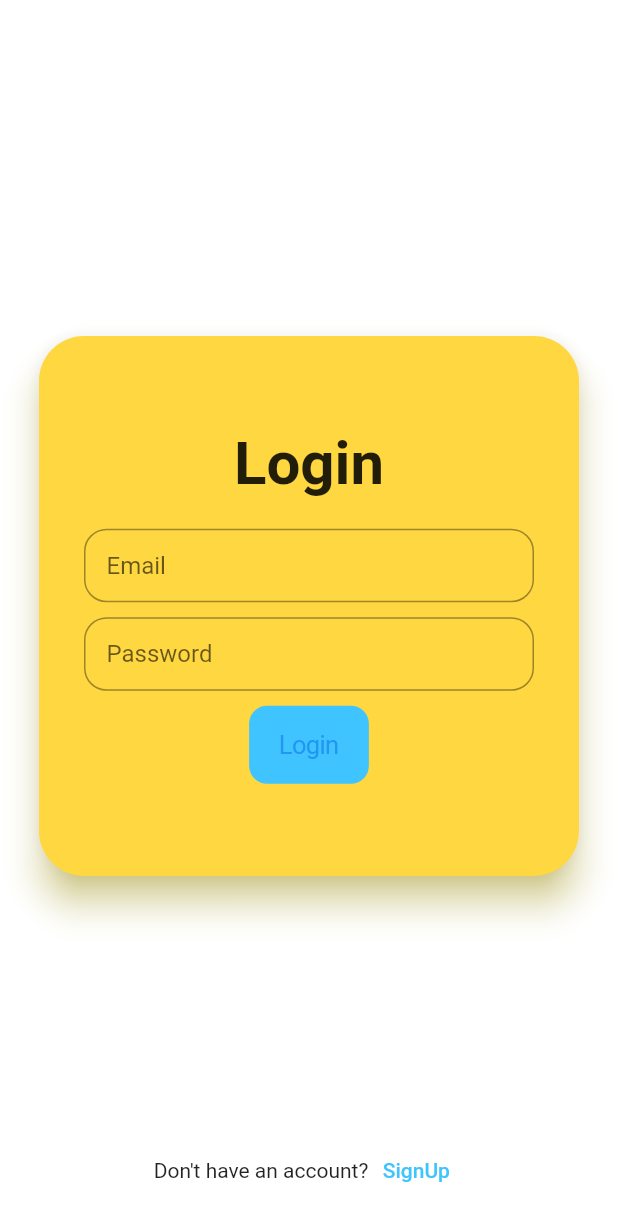
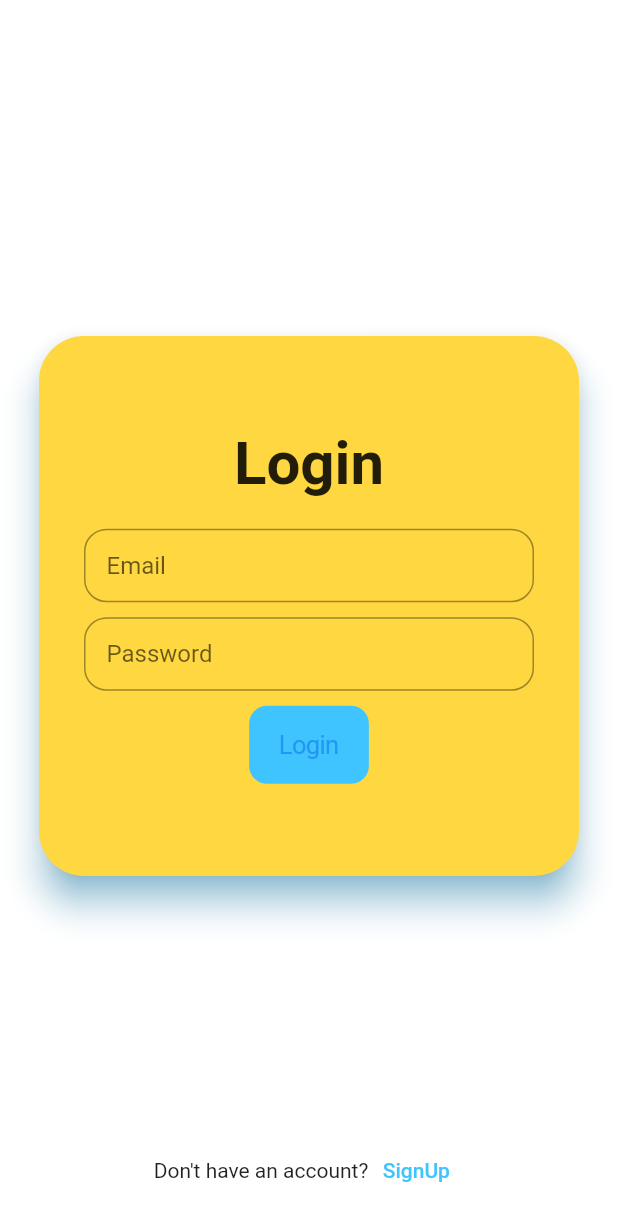
Before and after one commit to tnsmobilesolutions/tnsauthentication, a Flutter app: the screen it shows after launch, on a phone screen of 412 x 824 dp. Shown: the top 1221 px of the screen. Run offline on Flutter 3.47's test engine with Material 2 defaults, Android fonts, the phone set to English and light mode, and no system bars; our stand-ins replace pinput.

Commit message:
card elevation Color

```diff
--- a/lib/EmailLogin/authenticationWidget.dart
+++ b/lib/EmailLogin/authenticationWidget.dart
@@ -107,7 +107,7 @@ class AuthenticationWidget extends StatelessWidget {
                     shape: RoundedRectangleBorder(
                       borderRadius: BorderRadius.circular(30.0),
                     ),
-                    shadowColor: Colors.yellow,
+                    shadowColor: buttonColor ?? Colors.yellow,
                     elevation: 10,
                     color: cardColor ?? Colors.amberAccent,
                     child: Padding(
```
